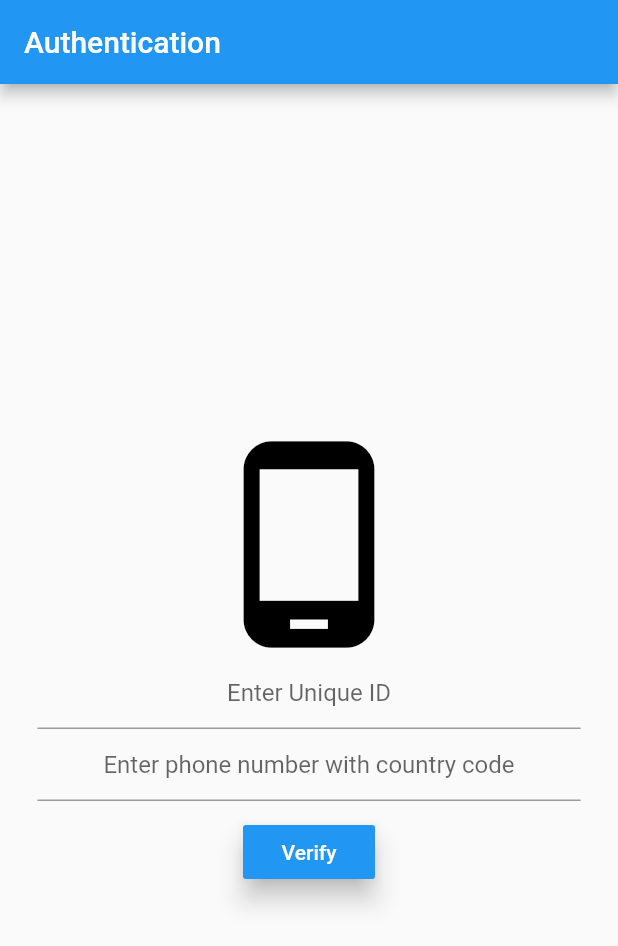
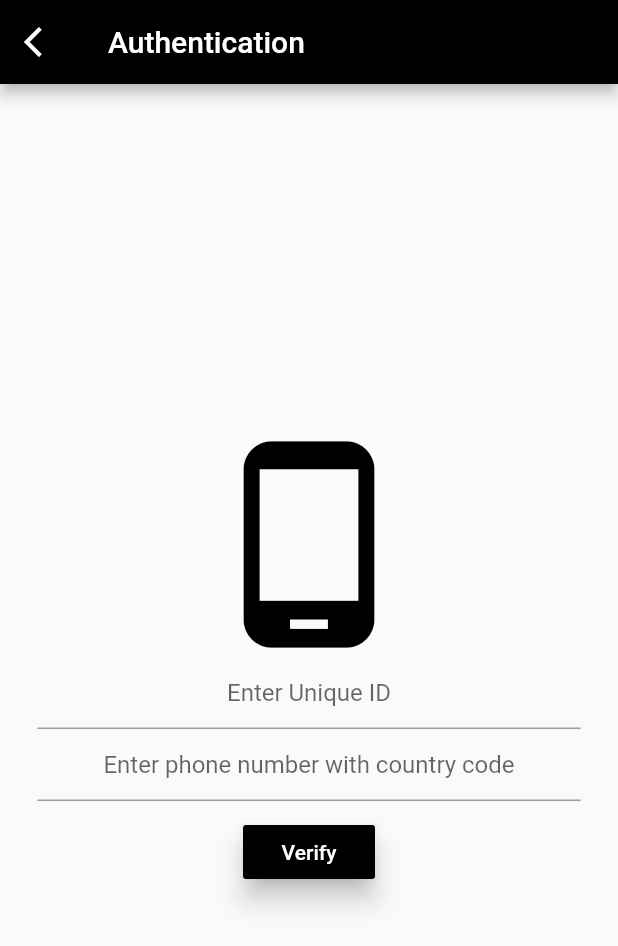
Before and after one commit to dhy3y/DartSmart, a Flutter app: the screen it shows after launch, after a tap on "Login!", on a phone screen of 412 x 824 dp. Shown: the top 946 px of the screen. Run offline on Flutter 3.47's test engine with Material 2 defaults, Android fonts, the phone set to English and light mode, and no system bars; our stand-ins replace cloud_firestore, firebase_auth; missing offline and left inert: firebase; accounts and stored records are empty; network calls fail.

Commit message:
UI Update

```diff
--- a/lib/Authentication/login.dart
+++ b/lib/Authentication/login.dart
@@ -1,4 +1,5 @@
 import 'package:DartSmart/article.dart';
+import 'package:DartSmart/home.dart';
 import 'package:flutter/material.dart';
 import 'package:firebase_auth/firebase_auth.dart';
 
@@ -108,6 +109,16 @@ class _LoginScreenState extends State<LoginScreen> {
     return Scaffold(
       appBar: new AppBar(
         title: new Text('Authentication'),
+        backgroundColor: Colors.black,
+        leading: IconButton(
+          icon:const Icon(Icons.arrow_back_ios),
+          onPressed: () {
+            Navigator.push(
+              context,
+              new MaterialPageRoute(builder: (context) => new Home()),
+            );
+          },
+        )
       ),
 
       body: new Center(
@@ -134,7 +145,7 @@ class _LoginScreenState extends State<LoginScreen> {
                   child: Text('Verify'),
                   textColor: Colors.white,
                   elevation: 7.0,
-                  color: Colors.blue),
+                  color: Colors.black),
             ],
           ),
         ),
--- a/lib/home.dart
+++ b/lib/home.dart
@@ -21,6 +21,7 @@ class _HomePageState extends State<HomePage> {
     return Scaffold(
       appBar: AppBar(
         title: Text("Corona Times"),
+        backgroundColor: Colors.black,
         actions: <Widget>[
           FlatButton.icon(
             onPressed: () {
@@ -29,8 +30,15 @@ class _HomePageState extends State<HomePage> {
                 new MaterialPageRoute(builder: (context) => new Login()),
               );
             },
-            icon: const Icon(Icons.person),
-            label: const Text('Login!'),
+            icon: const Icon(
+              Icons.person,
+              color: Colors.white,
+            ),
+            color: Colors.black,
+            label: const Text(
+              'Login!',
+              style: TextStyle(color: Colors.white),
+            ),
           ),
         ],
       ),
```
Also changed, not shown: lib/Authentication/verify_id.dart (added, +26 -0 lines), 1 other file.
